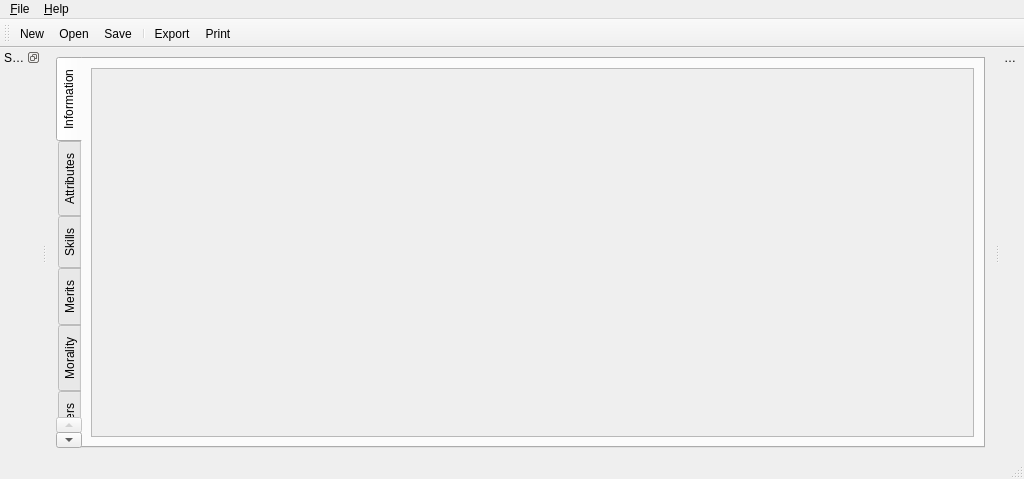
This is ui/MainWindow.ui in Kamduis/SoulCreator as Qt 5 draws it before an edit. The edited form follows.
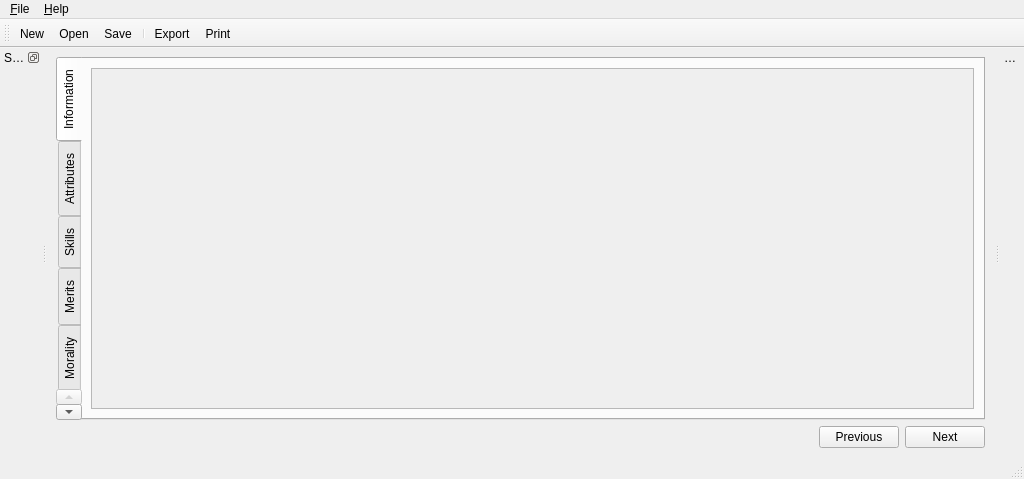
This is the edited form. The open tabs and pages were chosen to show the change. Icons and pictures are not drawn.

Commit message:
Leichtere Navigation in der GUI.
Durch Hinzufügen zweier Navigationsknöpfe ist es nun wesentlich
einfacher, in der GUI von einem Reiter der Eigenscahftstypen zum
nächsten zu springen.

```diff
--- a/ui/MainWindow.ui
+++ b/ui/MainWindow.ui
@@ -38,8 +38,8 @@
             <rect>
              <x>0</x>
              <y>0</y>
-             <width>848</width>
-             <height>377</height>
+             <width>868</width>
+             <height>345</height>
             </rect>
            </property>
            <layout class="QVBoxLayout" name="verticalLayout">
@@ -318,6 +318,45 @@
       </widget>
      </widget>
     </item>
+    <item>
+     <layout class="QHBoxLayout" name="horizontalLayout_2">
+      <item>
+       <spacer name="horizontalSpacer_2">
+        <property name="orientation">
+         <enum>Qt::Horizontal</enum>
+        </property>
+        <property name="sizeHint" stdset="0">
+         <size>
+          <width>40</width>
+          <height>20</height>
+         </size>
+        </property>
+       </spacer>
+      </item>
+      <item>
+       <widget class="QPushButton" name="pushButton_previous">
+        <property name="text">
+         <string>Previous</string>
+        </property>
+        <property name="icon">
+         <iconset resource="../resources/resource.qrc">
+          <normaloff>:/icons/images/actions/1leftarrow.png</normaloff>:/icons/images/actions/1leftarrow.png</iconset>
+        </property>
+       </widget>
+      </item>
+      <item>
+       <widget class="QPushButton" name="pushButton_next">
+        <property name="text">
+         <string>Next</string>
+        </property>
+        <property name="icon">
+         <iconset resource="../resources/resource.qrc">
+          <normaloff>:/icons/images/actions/1rightarrow.png</normaloff>:/icons/images/actions/1rightarrow.png</iconset>
+        </property>
+       </widget>
+      </item>
+     </layout>
+    </item>
    </layout>
   </widget>
   <widget class="QToolBar" name="mainToolBar">
```
Left out of the diff: 22 changed lines with no effect on the pictures. The commit also changes 5 other files.
